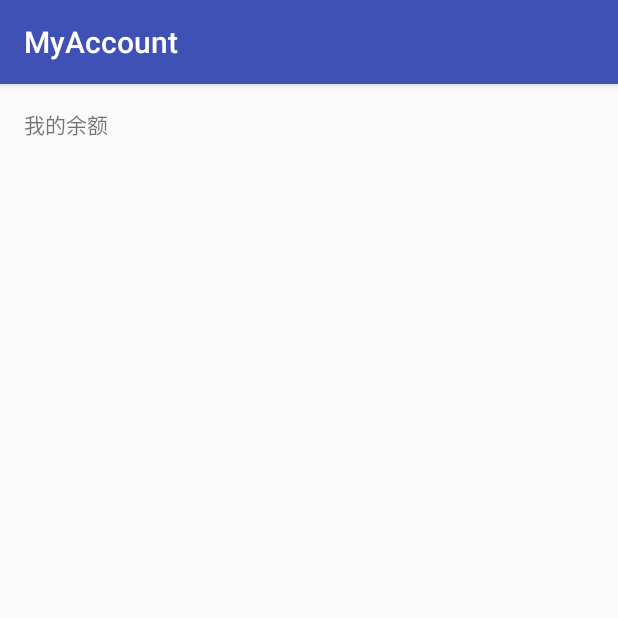
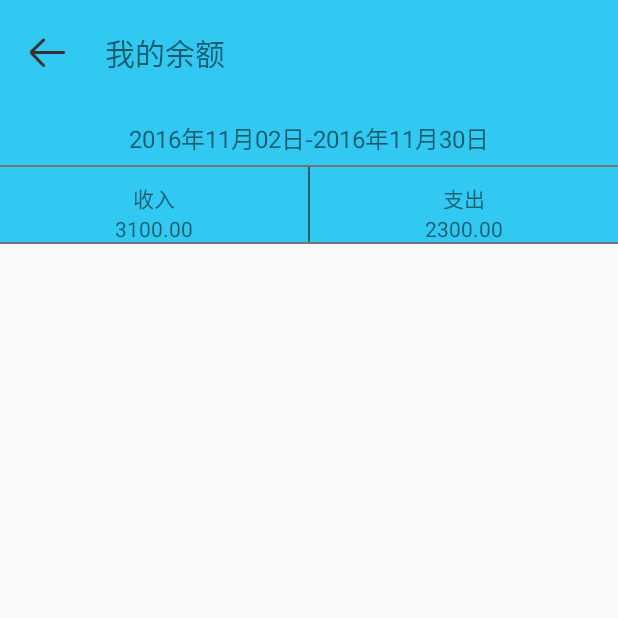
Before and after one commit to Shine-Zhang/MyAccount, an Android app: the MainActivity screen opened directly, with no data from a screen before it, after a tap on "我的余额", on a phone screen of 412 x 824 dp, the top half of it. Run offline under Robolectric (Android 15) with nearby library versions, the phone set to English and light mode, and no system bars; our stand-ins replace CircleImageView.

Commit message:
提交人：钟云婷      本次提交，添加了一个calendarlibrary开源库，实现日期选择器。

```diff
--- a/app/build.gradle
+++ b/app/build.gradle
@@ -22,11 +22,12 @@ android {
 }
 
 dependencies {
-    compile fileTree(dir: 'libs', include: ['*.jar'])
+    compile fileTree(include: ['*.jar'], dir: 'libs')
     testCompile 'junit:junit:4.12'
     compile 'com.android.support:appcompat-v7:23.4.0'
     compile 'com.android.support:recyclerview-v7:23.4.0'
     compile 'com.android.support:cardview-v7:23.4.0'
     compile 'com.android.support:percent:23.4.0'
     compile 'com.github.PhilJay:MPAndroidChart:v2.2.5'
+    compile project(':calendarlibrary')
 }
--- a/app/src/main/AndroidManifest.xml
+++ b/app/src/main/AndroidManifest.xml
@@ -26,7 +26,8 @@
         <activity android:name=".InitializeActivity" />
         <activity android:name=".FeedbackActivity" />
         <activity android:name=".QuestionActivity" />
-        <activity android:name=".AboutUsActivity"></activity>
+        <activity android:name=".AboutUsActivity" />
+        <activity android:name=".ChoiceDateActivity"></activity>
     </application>
 
 </manifest>
--- a/app/src/main/java/com/example/zs/myaccount/MyBalanceActivity.java
+++ b/app/src/main/java/com/example/zs/myaccount/MyBalanceActivity.java
@@ -1,13 +1,50 @@
 package com.example.zs.myaccount;
 
+import android.app.DatePickerDialog;
+import android.content.Intent;
 import android.support.v7.app.AppCompatActivity;
 import android.os.Bundle;
+import android.util.Log;
+import android.view.View;
+import android.widget.DatePicker;
+import android.widget.TextView;
+import android.widget.Toast;
 
 public class MyBalanceActivity extends AppCompatActivity {
+
+    private static final String TAG = "MyBalanceActivity";
+    private TextView tv_mybalanceactivity_choiceDate;
 
     @Override
     protected void onCreate(Bundle savedInstanceState) {
         super.onCreate(savedInstanceState);
         setContentView(R.layout.activity_my_balance);
+        getSupportActionBar().hide();
+
+        tv_mybalanceactivity_choiceDate = (TextView) findViewById(R.id.tv_mybalanceactivity_choiceDate);
+    }
+
+    /**
+     * TextView点击事件，弹出日期选择器，获取日期
+     */
+    public void settingtime(View view){
+
+        startActivityForResult(new Intent(MyBalanceActivity.this,ChoiceDateActivity.class),100);
+    }
+
+    @Override
+    protected void onActivityResult(int requestCode, int resultCode, Intent data) {
+        String choiceDate = data.getStringExtra("choiceDate");
+        Log.i(TAG,"requestCode="+requestCode+" resultCode="+resultCode+" choiceDate="+choiceDate);
+
+        if(requestCode==100&&resultCode==200){
+            tv_mybalanceactivity_choiceDate.setText(choiceDate);
+        }
+
+        super.onActivityResult(requestCode, resultCode, data);
+    }
+
+    public void back(View view){
+        finish();
     }
 }
--- a/app/src/main/java/com/example/zs/pager/OwnerPager.java
+++ b/app/src/main/java/com/example/zs/pager/OwnerPager.java
@@ -6,8 +6,14 @@ import android.app.Activity;
 import android.view.View;
 import android.widget.TextView;
 
+import com.example.zs.myaccount.AboutUsActivity;
+import com.example.zs.myaccount.FeedbackActivity;
+import com.example.zs.myaccount.InitializeActivity;
+import com.example.zs.myaccount.LoginActivity;
 import com.example.zs.myaccount.MyBalanceActivity;
+import com.example.zs.myaccount.QuestionActivity;
 import com.example.zs.myaccount.R;
+import com.example.zs.myaccount.ShareAppActivity;
 import com.example.zs.view.OwnerItem;
 
 /**
@@ -59,84 +65,12 @@ public class OwnerPager extends BasePager {
 
     //初始化 登录 条目，添加点击事件
     private void initLogin() {
-        Log.i(TAG,"initMyBalance coming!");
+        Log.i(TAG,"initLogin coming!");
         oi_ownerpager_login.setMyOwnerItemOnClickListener(new OwnerItem.MyOwnerItemOnClickListener() {
             //为oi_ownerpager_balance条目设置自定义的监听，当该条目被点击测会调用onItemClick()，然后跳转到MyBalance页面
             @Override
             public void onItemClick() {
-                mActivity.startActivity(new Intent(mActivity, MyBalanceActivity.class));
-            }
-        });
-    }
-
-    //初始化 “初始化”条目，添加点击事件
-    private void initClearALl() {
-        Log.i(TAG,"initMyBalance coming!");
-        oi_ownerpager_initialize.setMyOwnerItemOnClickListener(new OwnerItem.MyOwnerItemOnClickListener() {
-            //为oi_ownerpager_balance条目设置自定义的监听，当该条目被点击测会调用onItemClick()，然后跳转到MyBalance页面
-            @Override
-            public void onItemClick() {
-                mActivity.startActivity(new Intent(mActivity, MyBalanceActivity.class));
-            }
-        });
-    }
-
-    //初始化 常见问题 条目，添加点击事件
-    private void initQuestion() {
-        Log.i(TAG,"initMyBalance coming!");
-        oi_ownerpager_commonQuestion.setMyOwnerItemOnClickListener(new OwnerItem.MyOwnerItemOnClickListener() {
-            //为oi_ownerpager_balance条目设置自定义的监听，当该条目被点击测会调用onItemClick()，然后跳转到MyBalance页面
-            @Override
-            public void onItemClick() {
-                mActivity.startActivity(new Intent(mActivity, MyBalanceActivity.class));
-            }
-        });
-    }
-
-    //初始化 关于我们 条目，添加点击事件
-    private void initAboutUs() {
-        Log.i(TAG,"initMyBalance coming!");
-        oi_ownerpager_aboutUs.setMyOwnerItemOnClickListener(new OwnerItem.MyOwnerItemOnClickListener() {
-            //为oi_ownerpager_balance条目设置自定义的监听，当该条目被点击测会调用onItemClick()，然后跳转到MyBalance页面
-            @Override
-            public void onItemClick() {
-                mActivity.startActivity(new Intent(mActivity, MyBalanceActivity.class));
-            }
-        });
-    }
-
-    //初始化 检测更新 条目，添加点击事件
-    private void initUpdate() {
-        Log.i(TAG,"initMyBalance coming!");
-        oi_ownerpager_update.setMyOwnerItemOnClickListener(new OwnerItem.MyOwnerItemOnClickListener() {
-            //为oi_ownerpager_balance条目设置自定义的监听，当该条目被点击测会调用onItemClick()，然后跳转到MyBalance页面
-            @Override
-            public void onItemClick() {
-                mActivity.startActivity(new Intent(mActivity, MyBalanceActivity.class));
-            }
-        });
-    }
-
-    //初始化 意见反馈 条目，添加点击事件
-    private void initFeedback() {
-        Log.i(TAG,"initMyBalance coming!");
-        oi_ownerpager_feedback.setMyOwnerItemOnClickListener(new OwnerItem.MyOwnerItemOnClickListener() {
-            //为oi_ownerpager_balance条目设置自定义的监听，当该条目被点击测会调用onItemClick()，然后跳转到MyBalance页面
-            @Override
-            public void onItemClick() {
-                mActivity.startActivity(new Intent(mActivity, MyBalanceActivity.class));
-            }
-        });
-    }
-
-    //初始化 分享App 条目，添加点击事件
-    private void initShareApp() {
-        Log.i(TAG,"initMyBalance coming!");
-        oi_ownerpager_share.setMyOwnerItemOnClickListener(new OwnerItem.MyOwnerItemOnClickListener() {
-            //为oi_ownerpager_balance条目设置自定义的监听，当该条目被点击测会调用onItemClick()，然后跳转到MyBalance页面
-            @Override
-            public void onItemClick() {
-                mActivity.startActivity(new Intent(mActivity, MyBalanceActivity.class));
+                mActivity.startActivity(new Intent(mActivity, LoginActivity.class));
             }
         });
     }
@@ -153,6 +87,78 @@ public class OwnerPager extends BasePager {
         });
     }
 
+    //初始化 “初始化”条目，添加点击事件
+    private void initClearALl() {
+        Log.i(TAG,"initClearALl coming!");
+        oi_ownerpager_initialize.setMyOwnerItemOnClickListener(new OwnerItem.MyOwnerItemOnClickListener() {
+            //为oi_ownerpager_balance条目设置自定义的监听，当该条目被点击测会调用onItemClick()，然后跳转到MyBalance页面
+            @Override
+            public void onItemClick() {
+                mActivity.startActivity(new Intent(mActivity, InitializeActivity.class));
+            }
+        });
+    }
+
+    //初始化 常见问题 条目，添加点击事件
+    private void initQuestion() {
+        Log.i(TAG,"initQuestion coming!");
+        oi_ownerpager_commonQuestion.setMyOwnerItemOnClickListener(new OwnerItem.MyOwnerItemOnClickListener() {
+            //为oi_ownerpager_balance条目设置自定义的监听，当该条目被点击测会调用onItemClick()，然后跳转到MyBalance页面
+            @Override
+            public void onItemClick() {
+                mActivity.startActivity(new Intent(mActivity, QuestionActivity.class));
+            }
+        });
+    }
+
+    //初始化 关于我们 条目，添加点击事件
+    private void initAboutUs() {
+        Log.i(TAG,"initAboutUs coming!");
+        oi_ownerpager_aboutUs.setMyOwnerItemOnClickListener(new OwnerItem.MyOwnerItemOnClickListener() {
+            //为oi_ownerpager_balance条目设置自定义的监听，当该条目被点击测会调用onItemClick()，然后跳转到MyBalance页面
+            @Override
+            public void onItemClick() {
+                mActivity.startActivity(new Intent(mActivity, AboutUsActivity.class));
+            }
+        });
+    }
+
+    //初始化 检测更新 条目，添加点击事件
+    private void initUpdate() {
+        Log.i(TAG,"initUpdate coming!");
+        oi_ownerpager_update.setMyOwnerItemOnClickListener(new OwnerItem.MyOwnerItemOnClickListener() {
+            //为oi_ownerpager_balance条目设置自定义的监听，当该条目被点击测会调用onItemClick()，然后跳转到MyBalance页面
+            @Override
+            public void onItemClick() {
+                Log.i(TAG,"更新App");
+            }
+        });
+    }
+
+    //初始化 意见反馈 条目，添加点击事件
+    private void initFeedback() {
+        Log.i(TAG,"initFeedback coming!");
+        oi_ownerpager_feedback.setMyOwnerItemOnClickListener(new OwnerItem.MyOwnerItemOnClickListener() {
+            //为oi_ownerpager_balance条目设置自定义的监听，当该条目被点击测会调用onItemClick()，然后跳转到MyBalance页面
+            @Override
+            public void onItemClick() {
+                mActivity.startActivity(new Intent(mActivity, FeedbackActivity.class));
+            }
+        });
+    }
+
+    //初始化 分享App 条目，添加点击事件
+    private void initShareApp() {
+        Log.i(TAG,"initShareApp coming!");
+        oi_ownerpager_share.setMyOwnerItemOnClickListener(new OwnerItem.MyOwnerItemOnClickListener() {
+            //为oi_ownerpager_balance条目设置自定义的监听，当该条目被点击测会调用onItemClick()，然后跳转到MyBalance页面
+            @Override
+            public void onItemClick() {
+                mActivity.startActivity(new Intent(mActivity, ShareAppActivity.class));
+            }
+        });
+    }
+
     @Override
     public void initData() {
 
--- a/app/src/main/res/layout/activity_about_us.xml
+++ b/app/src/main/res/layout/activity_about_us.xml
@@ -9,4 +9,8 @@
     android:paddingTop="@dimen/activity_vertical_margin"
     tools:context="com.example.zs.myaccount.AboutUsActivity">
 
+    <TextView
+        android:layout_width="wrap_content"
+        android:layout_height="wrap_content"
+        android:text="关于我们"/>
 </RelativeLayout>
--- a/app/src/main/res/layout/activity_my_balance.xml
+++ b/app/src/main/res/layout/activity_my_balance.xml
@@ -1,16 +1,96 @@
 <?xml version="1.0" encoding="utf-8"?>
-<RelativeLayout xmlns:android="http://schemas.android.com/apk/res/android"
+<LinearLayout xmlns:android="http://schemas.android.com/apk/res/android"
     xmlns:tools="http://schemas.android.com/tools"
     android:layout_width="match_parent"
     android:layout_height="match_parent"
-    android:paddingBottom="@dimen/activity_vertical_margin"
-    android:paddingLeft="@dimen/activity_horizontal_margin"
-    android:paddingRight="@dimen/activity_horizontal_margin"
-    android:paddingTop="@dimen/activity_vertical_margin"
+    android:orientation="vertical"
     tools:context="com.example.zs.myaccount.MyBalanceActivity">
 
-    <TextView
+    <RelativeLayout
         android:layout_width="match_parent"
-        android:layout_height="match_parent"
-        android:text="我的余额"/>
-</RelativeLayout>
+        android:layout_height="110dp"
+        android:background="#31C9F2"
+        android:paddingLeft="20dp"
+        android:paddingTop="20dp">
+        <ImageButton
+            android:layout_width="30dp"
+            android:layout_height="30dp"
+            android:scaleType="fitCenter"
+            android:id="@+id/ib_mybalanceactivity_back"
+            android:background="@drawable/ic_arrow_default"
+            android:onClick="back"/>
+        <TextView
+            android:layout_width="wrap_content"
+            android:layout_height="wrap_content"
+            android:layout_marginLeft="20dp"
+            android:layout_toRightOf="@id/ib_mybalanceactivity_back"
+            android:text="我的余额"
+            android:textSize="20sp"/>
+        <TextView
+            android:layout_width="wrap_content"
+            android:layout_height="wrap_content"
+            android:layout_below="@id/ib_mybalanceactivity_back"
+            android:id="@+id/tv_mybalanceactivity_choiceDate"
+            android:text="2016年11月02日-2016年11月30日"
+            android:textSize="16sp"
+            android:layout_marginTop="30dp"
+            android:layout_centerHorizontal="true"
+            android:onClick="settingtime"/>
+    </RelativeLayout>
+    <View
+        android:layout_width="match_parent"
+        android:layout_height="1dp"
+        android:background="#88000000"/>
+    <LinearLayout
+        android:layout_width="match_parent"
+        android:layout_height="50dp"
+        android:background="#31C9F2">
+        <RelativeLayout
+            android:layout_width="0dp"
+            android:layout_height="match_parent"
+            android:layout_weight="1"
+            android:paddingTop="10dp">
+            <TextView
+                android:layout_width="wrap_content"
+                android:layout_height="wrap_content"
+                android:layout_centerHorizontal="true"
+                android:id="@+id/tv_mybalance_shouru"
+                android:text="收入"/>
+            <TextView
+                android:layout_width="wrap_content"
+                android:layout_height="wrap_content"
+                android:layout_centerHorizontal="true"
+                android:layout_below="@id/tv_mybalance_shouru"
+                android:id="@+id/tv_mybalance_income"
+                android:text="3100.00"/>
+        </RelativeLayout>
+        <View
+            android:layout_width="1dp"
+            android:layout_height="match_parent"
+            android:background="#88000000"
+            android:layout_centerHorizontal="true"/>
+        <RelativeLayout
+            android:layout_width="0dp"
+            android:layout_height="match_parent"
+            android:layout_weight="1"
+            android:paddingTop="10dp">
+            <TextView
+                android:layout_width="wrap_content"
+                android:layout_height="wrap_content"
+                android:layout_centerHorizontal="true"
+                android:id="@+id/tv_mybalance_zhichu"
+                android:text="支出"/>
+            <TextView
+                android:layout_width="wrap_content"
+                android:layout_height="wrap_content"
+                android:layout_centerHorizontal="true"
+                android:layout_below="@id/tv_mybalance_zhichu"
+                android:id="@+id/tv_mybalanceactivity_pay"
+                android:text="2300.00"/>
+        </RelativeLayout>
+    </LinearLayout>
+    <View
+        android:layout_width="match_parent"
+        android:layout_height="1dp"
+        android:background="#88000000"/>
+</LinearLayout>
```
Also changed, not shown: app/src/main/java/com/example/zs/myaccount/ChoiceDateActivity.java (added, +84 -0 lines), app/src/main/res/layout/activity_choice_date.xml (added, +95 -0 lines), app/src/main/res/drawable/a.png (added).
